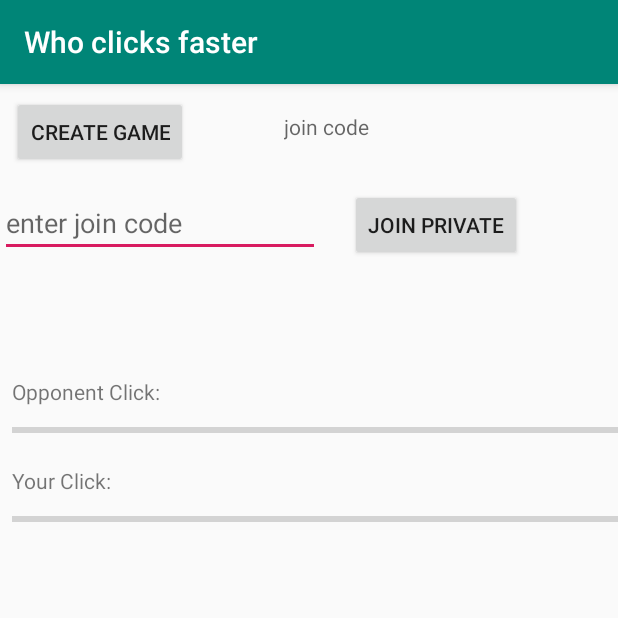
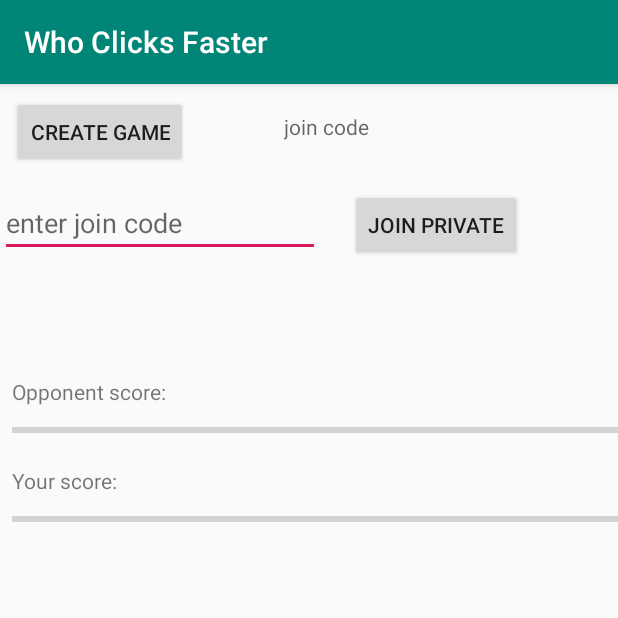
Before and after one commit to etao36/Celer-Android-SDK, an Android app: the screen it shows after launch (MainActivity), on a phone screen of 412 x 824 dp, the top half of it. Run offline under Robolectric (Android 15) with nearby library versions, the phone set to English and light mode, and no system bars; our stand-ins replace Volley; libraries missing offline, so code that uses them is left out: network.celer.geth, network.celer.mobile, org.web3j.abi; network calls fail; 9 statements that could not run were skipped.

Commit message:
better UI

```diff
--- a/multiplayergamesample/src/main/AndroidManifest.xml
+++ b/multiplayergamesample/src/main/AndroidManifest.xml
@@ -16,7 +16,9 @@
         android:roundIcon="@mipmap/ic_launcher_round"
         android:supportsRtl="true"
         android:theme="@style/AppTheme">
-        <activity android:name=".MainActivity">
+        <activity
+            android:name=".MainActivity"
+            android:screenOrientation="portrait">
             <intent-filter>
                 <action android:name="android.intent.action.MAIN" />
 
--- a/multiplayergamesample/src/main/java/com/example/whoclicksfaster/MainActivity.kt
+++ b/multiplayergamesample/src/main/java/com/example/whoclicksfaster/MainActivity.kt
@@ -30,7 +30,7 @@ class MainActivity : AppCompatActivity(), GroupCallback {
 
     lateinit var joinAddr: String
 
-    val MAX = 20
+    val MAX = 50
 
 
     var clickNum = 0
@@ -53,14 +53,12 @@ class MainActivity : AppCompatActivity(), GroupCallback {
 
                 state?.let {
                     if (!lock) {
-                        opponentBar.progress = state[0].toInt()
+                        opponentScoreBar.progress = state[0].toInt()
                     }
 
-
                     if (!lock && state[0].toInt() >= MAX) {
-                        logtext.text = "YOU LOSE"
-                        logtext.visibility = View.VISIBLE
-                        Click.visibility = View.INVISIBLE
+                        clickButton.text = "You lost!"
+                        clickButton.isEnabled = false
                         lock = true
                     }
                 }
@@ -70,7 +68,6 @@ class MainActivity : AppCompatActivity(), GroupCallback {
             return true
         }
     }
-
 
 
     override fun onCreate(savedInstanceState: Bundle?) {
@@ -88,7 +85,6 @@ class MainActivity : AppCompatActivity(), GroupCallback {
 //        addLog("keyStoreString: ${keyStoreString}")
         Log.d("keyStoreString", keyStoreString)
         Log.d("joinAddr: ", joinAddr)
-        addLog("passwordStr: ${passwordStr}")
 
         val profileStr = getString(R.string.cprofile, datadir)
 
@@ -100,7 +96,7 @@ class MainActivity : AppCompatActivity(), GroupCallback {
         FaucetHelper().getTokenFromFaucet(this, walletAddress = joinAddr, faucetCallBack = object : FaucetHelper.FaucetCallBack {
             override fun onSuccess() {
 
-                logtext.append("\n getTokenSucceed ")
+                Log.d("whoclicksfaster", "\n getTokenSucceed ")
 
 //                ClientAPIHelper.joinCeler(clientSideDepositAmount, serverSideDepositAmount)
 //
@@ -111,7 +107,7 @@ class MainActivity : AppCompatActivity(), GroupCallback {
 
             override fun onFailure() {
 
-                logtext.append("\n getToken Error ")
+                Log.d("whoclicksfaster", "\n getToken Error ")
 
             }
 
@@ -123,8 +119,6 @@ class MainActivity : AppCompatActivity(), GroupCallback {
 
 
     }
-
-
 
 
     override fun onRecvGroup(gresp: GroupResp?, err: String?) {
@@ -147,16 +141,18 @@ class MainActivity : AppCompatActivity(), GroupCallback {
 
 
                 handler.post {
-                    opponentBar.progress = 0
-                    yourBar.progress = 0
+                    opponentScoreBar.progress = 0
+                    yourScoreBar.progress = 0
                     clickNum = 0
                     lock = false
                     join_code.text = "matched"
-                    logtext.visibility = View.INVISIBLE
-                    Click.visibility = View.VISIBLE
-                    Click.text = "Click"
-                    addLog("\n sessionId: " + ClientAPIHelper.sessionId)
-                    addLog("\n gresp.round.id: " + gresp.round.id)
+                    opponentScoreBar.max = MAX
+                    yourScoreBar.max = MAX
+                    clickButton.visibility = View.VISIBLE
+                    clickButton.isEnabled = true
+                    clickButton.text = "Click as fast as you can"
+                    Log.d("whoclicksfaster", "session id: " + ClientAPIHelper.sessionId)
+                    Log.d("whoclicksfaster", "round id: " + gresp.round.id)
                     Toast.makeText(this, ClientAPIHelper.sessionId, Toast.LENGTH_LONG).show()
                 }
 
@@ -166,11 +162,9 @@ class MainActivity : AppCompatActivity(), GroupCallback {
     }
 
 
-
-
     fun onCreatePrivate(v: View) {
         if (GroupAPIHelper.gc == null) {
-            Toast.makeText(applicationContext, "GroupAPIHelper.onNewGroupClient failure ,try later", Toast.LENGTH_LONG).show()
+            Toast.makeText(applicationContext, "GroupAPIHelper.onNewGroupClient failure. Try again later.", Toast.LENGTH_LONG).show()
             GroupAPIHelper.onNewGroupClient(keyStoreString, passwordStr, this)
         } else {
             GroupAPIHelper.onCreatePrivate(joinAddr)
@@ -191,12 +185,11 @@ class MainActivity : AppCompatActivity(), GroupCallback {
         ClientAPIHelper.sendState(state)
 
         handler.post {
-            Click.text = clickNum.toString()
-            yourBar.progress = clickNum
+            clickButton.text = clickNum.toString()
+            yourScoreBar.progress = clickNum
             if (!lock && clickNum >= MAX) {
-                logtext.text = "YOU WIN!!!"
-                logtext.visibility = View.VISIBLE
-                Click.visibility = View.INVISIBLE
+                clickButton.text = "You win!"
+                clickButton.isEnabled = false
                 lock = true
             }
         }
@@ -213,9 +206,4 @@ class MainActivity : AppCompatActivity(), GroupCallback {
     }
 
 
-    fun addLog(text: String?) {
-        Log.d("Celer Off-chain Payment", text)
-        logtext.append("\n" + text)
-    }
-
 }
--- a/multiplayergamesample/src/main/res/layout/activity_main.xml
+++ b/multiplayergamesample/src/main/res/layout/activity_main.xml
@@ -2,8 +2,7 @@
 <android.support.constraint.ConstraintLayout xmlns:android="http://schemas.android.com/apk/res/android"
     xmlns:app="http://schemas.android.com/apk/res-auto"
     android:layout_width="match_parent"
-    android:layout_height="match_parent"
-    >
+    android:layout_height="match_parent">
 
     <Button
         android:id="@+id/button"
@@ -14,8 +13,7 @@
         android:onClick="onCreatePrivate"
         android:text="create Game"
         app:layout_constraintStart_toStartOf="parent"
-        app:layout_constraintTop_toTopOf="parent"
-        />
+        app:layout_constraintTop_toTopOf="parent" />
 
     <Button
         android:id="@+id/button1"
@@ -25,30 +23,8 @@
         android:onClick="onJoinPrivate"
         android:text="Join Private"
         app:layout_constraintStart_toEndOf="@+id/etJoinCode"
-        app:layout_constraintTop_toTopOf="@+id/etJoinCode"
-        />
+        app:layout_constraintTop_toTopOf="@+id/etJoinCode" />
 
-
-    <android.support.v4.widget.NestedScrollView
-        android:layout_width="wrap_content"
-        android:layout_height="wrap_content"
-        android:layout_marginTop="8dp"
-        app:layout_constraintBottom_toBottomOf="parent"
-        app:layout_constraintHorizontal_bias="0.484"
-        app:layout_constraintLeft_toLeftOf="parent"
-        app:layout_constraintRight_toRightOf="parent"
-        app:layout_constraintTop_toBottomOf="@+id/etJoinCode"
-        app:layout_constraintVertical_bias="0.0"
-        >
-
-        <TextView
-            android:id="@+id/logtext"
-            android:layout_width="wrap_content"
-            android:layout_height="wrap_content"
-            android:text="Hello Celer Network!"
-            android:visibility="invisible"
-            />
-    </android.support.v4.widget.NestedScrollView>
 
     <EditText
         android:id="@+id/etJoinCode"
@@ -59,8 +35,7 @@
         android:hint="enter join code"
         android:inputType="number"
         app:layout_constraintStart_toStartOf="parent"
-        app:layout_constraintTop_toTopOf="parent"
-        />
+        app:layout_constraintTop_toTopOf="parent" />
 
     <TextView
         android:id="@+id/join_code"
@@ -72,67 +47,63 @@
         android:hint="join code"
         app:layout_constraintBottom_toBottomOf="@+id/button"
         app:layout_constraintStart_toEndOf="@+id/button"
-        app:layout_constraintTop_toTopOf="parent"
-        />
+        app:layout_constraintTop_toTopOf="parent" />
 
-    <Button
-        android:id="@+id/Click"
-        android:layout_width="wrap_content"
-        android:layout_height="wrap_content"
-        android:layout_marginEnd="8dp"
-        android:layout_marginBottom="8dp"
-        android:onClick="clickMe"
-        android:text="Click"
-        android:visibility="invisible"
-        app:layout_constraintBottom_toBottomOf="parent"
-        app:layout_constraintEnd_toEndOf="parent"
-        />
 
     <ProgressBar
-        android:id="@+id/opponentBar"
+        android:id="@+id/opponentScoreBar"
         style="?android:attr/progressBarStyleHorizontal"
         android:layout_width="match_parent"
         android:layout_height="wrap_content"
         android:layout_marginStart="8dp"
         android:layout_marginTop="8dp"
-        android:max="20"
         app:layout_constraintStart_toStartOf="parent"
-        app:layout_constraintTop_toBottomOf="@+id/textView2"
-        />
+        app:layout_constraintTop_toBottomOf="@+id/opponentScore" />
 
     <ProgressBar
-        android:id="@+id/yourBar"
+        android:id="@+id/yourScoreBar"
         style="?android:attr/progressBarStyleHorizontal"
         android:layout_width="match_parent"
         android:layout_height="wrap_content"
         android:layout_marginStart="8dp"
         android:layout_marginTop="8dp"
-        android:max="20"
         app:layout_constraintStart_toStartOf="parent"
-        app:layout_constraintTop_toBottomOf="@+id/textView"
-        />
+        app:layout_constraintTop_toBottomOf="@+id/yourScore" />
 
     <TextView
-        android:id="@+id/textView"
+        android:id="@+id/yourScore"
         android:layout_width="wrap_content"
         android:layout_height="wrap_content"
         android:layout_marginStart="8dp"
         android:layout_marginTop="16dp"
-        android:text="Your Click:"
+        android:text="Your score:"
+        app:layout_constraintBottom_toTopOf="@+id/yourScoreBar"
         app:layout_constraintStart_toStartOf="parent"
-        app:layout_constraintTop_toBottomOf="@+id/opponentBar"
-        />
+        app:layout_constraintTop_toBottomOf="@+id/opponentScoreBar" />
 
     <TextView
-        android:id="@+id/textView2"
+        android:id="@+id/opponentScore"
         android:layout_width="wrap_content"
         android:layout_height="wrap_content"
         android:layout_marginStart="8dp"
         android:layout_marginTop="80dp"
-        android:text="Opponent Click:"
+        android:text="Opponent score:"
         app:layout_constraintStart_toStartOf="parent"
-        app:layout_constraintTop_toBottomOf="@+id/etJoinCode"
-        />
+        app:layout_constraintTop_toBottomOf="@+id/etJoinCode" />
 
+    <Button
+        android:id="@+id/clickButton"
+        android:layout_width="match_parent"
+        android:layout_height="200dp"
+        android:layout_marginTop="20dp"
+        android:backgroundTint="@color/colorPrimaryDark"
+        android:onClick="clickMe"
+        android:text="Click me as fast as you can"
+        android:textColor="@android:color/white"
+        android:textSize="25sp"
+        android:visibility="gone"
+        app:layout_constraintBottom_toBottomOf="parent"
+        app:layout_constraintStart_toStartOf="parent"
+        app:layout_constraintTop_toBottomOf="@+id/yourScoreBar" />
 
 </android.support.constraint.ConstraintLayout>
--- a/multiplayergamesample/src/main/res/values/strings.xml
+++ b/multiplayergamesample/src/main/res/values/strings.xml
@@ -1,5 +1,5 @@
 <resources>
-    <string name="app_name">Who clicks faster</string>
+    <string name="app_name">Who Clicks Faster</string>
 
     <string name="cprofile">{\"ETHInstance\": \"wss://ropsten.infura.io/ws\", \"SvrRPC\": \"osp1-hack-ropsten.celer.app:10000\", \"StoreDir\": \"%1$s\", \"SvrETHAddr\": \"f805979adde8d63d08490c7c965ee5c1df0aaae2\", \"ChanAddr\": \"011b1fa33797be5fcf7f7e6bf436cf99683c186d\", \"ResolverAddr\": \"cf8938ae21a21a7ffb2d47a69742ef5ce7a669cc\", \"DepositPoolAddr\": \"658333a4ea7dd461b56592ed62839afc18d54a42\", \"HTLRegistryAddr\": \"a41bf533110e0b778f6757e04cf7c6d2a8e294b1\"}</string>
 
```
